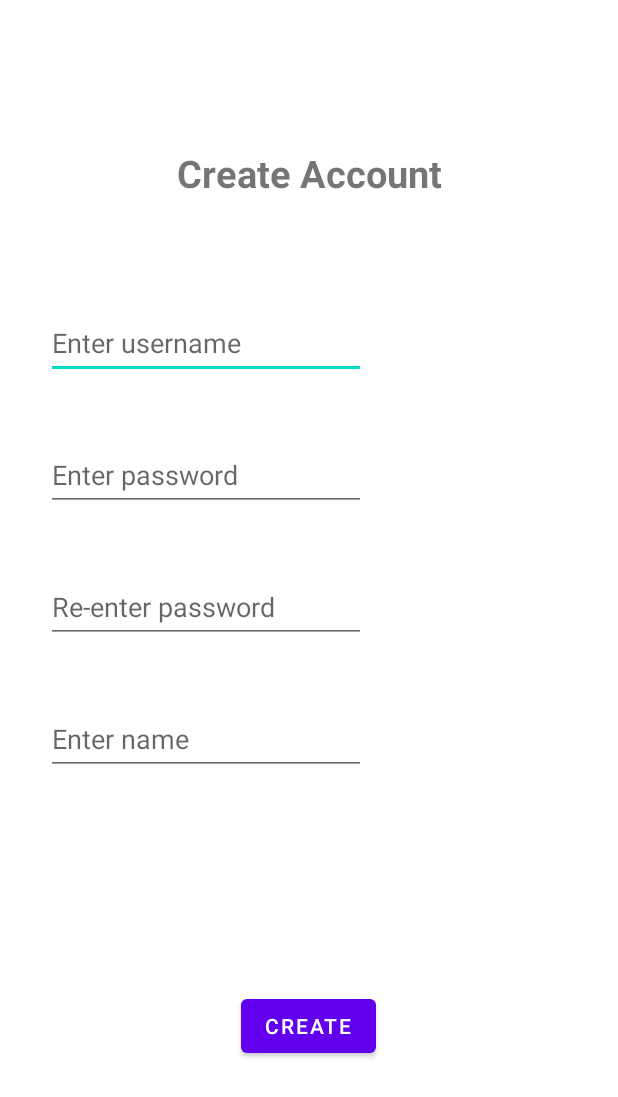
After one commit to jbarrosoarr/CST438_Project01_Group6, an Android app: the layout create_account.xml on its own in the app's theme, with its tools: preview values and no code run, on a phone screen of 412 x 824 dp. The commit adds this screen. Shown: the top 1097 px of the screen. Run offline under Robolectric (Android 15) with nearby library versions, the phone set to English and light mode, and no system bars.

Commit message:
Created a "create account" layout and added some string values.

```diff
--- /dev/null
+++ b/app/src/main/res/layout/create_account.xml
@@ -0,0 +1,88 @@
+<?xml version="1.0" encoding="utf-8"?>
+<androidx.constraintlayout.widget.ConstraintLayout xmlns:android="http://schemas.android.com/apk/res/android"
+    xmlns:app="http://schemas.android.com/apk/res-auto"
+    xmlns:tools="http://schemas.android.com/tools"
+    android:layout_width="match_parent"
+    android:layout_height="match_parent"
+    tools:context=".FirstFragment">
+
+    <TextView
+        android:id="@+id/textview_createAccount"
+        android:layout_width="wrap_content"
+        android:layout_height="wrap_content"
+        android:text="@string/create_account"
+        android:textSize="25sp"
+        android:textStyle="bold"
+        app:layout_constraintBottom_toTopOf="@id/button_create"
+        app:layout_constraintEnd_toEndOf="parent"
+        app:layout_constraintStart_toStartOf="parent"
+        app:layout_constraintTop_toTopOf="parent"
+        app:layout_constraintVertical_bias="0.157" />
+
+    <EditText
+        android:id="@+id/createUsername_edittext"
+        android:layout_width="wrap_content"
+        android:layout_height="wrap_content"
+        android:layout_marginTop="72dp"
+        android:ems="10"
+        android:hint="@string/enter_username"
+        android:inputType="textPassword"
+        android:minHeight="48dp"
+        app:layout_constraintEnd_toEndOf="parent"
+        app:layout_constraintHorizontal_bias="0.154"
+        app:layout_constraintStart_toStartOf="parent"
+        app:layout_constraintTop_toBottomOf="@+id/textview_createAccount" />
+
+    <EditText
+        android:id="@+id/createPassword_edittext"
+        android:layout_width="wrap_content"
+        android:layout_height="wrap_content"
+        android:layout_marginTop="40dp"
+        android:ems="10"
+        android:hint="@string/enter_password"
+        android:inputType="textPassword"
+        android:minHeight="48dp"
+        app:layout_constraintEnd_toEndOf="parent"
+        app:layout_constraintHorizontal_bias="0.154"
+        app:layout_constraintStart_toStartOf="parent"
+        app:layout_constraintTop_toBottomOf="@+id/createUsername_edittext" />
+
+    <EditText
+        android:id="@+id/retypePassword_edittext"
+        android:layout_width="wrap_content"
+        android:layout_height="wrap_content"
+        android:layout_marginTop="40dp"
+        android:ems="10"
+        android:hint="@string/retype_password"
+        android:inputType="textPassword"
+        android:minHeight="48dp"
+        app:layout_constraintEnd_toEndOf="parent"
+        app:layout_constraintHorizontal_bias="0.154"
+        app:layout_constraintStart_toStartOf="parent"
+        app:layout_constraintTop_toBottomOf="@+id/createPassword_edittext" />
+
+    <EditText
+        android:id="@+id/enterName_edittext"
+        android:layout_width="wrap_content"
+        android:layout_height="wrap_content"
+        android:layout_marginTop="40dp"
+        android:ems="10"
+        android:hint="@string/enter_name"
+        android:inputType="text"
+        android:minHeight="48dp"
+        app:layout_constraintEnd_toEndOf="parent"
+        app:layout_constraintHorizontal_bias="0.154"
+        app:layout_constraintStart_toStartOf="parent"
+        app:layout_constraintTop_toBottomOf="@+id/retypePassword_edittext" />
+
+    <Button
+        android:id="@+id/button_create"
+        android:layout_width="wrap_content"
+        android:layout_height="wrap_content"
+        android:layout_marginBottom="116dp"
+        android:text="@string/create"
+        app:layout_constraintBottom_toBottomOf="parent"
+        app:layout_constraintEnd_toEndOf="parent"
+        app:layout_constraintHorizontal_bias="0.498"
+        app:layout_constraintStart_toStartOf="parent" />
+</androidx.constraintlayout.widget.ConstraintLayout>
--- a/app/src/main/res/values/strings.xml
+++ b/app/src/main/res/values/strings.xml
@@ -12,6 +12,13 @@
     <string name="confirm">Confirm</string>
     <string name="change_password">Change Password</string>
     <string name="enter_password">Enter password</string>
+    <string name="retype_password">Re-enter password</string>
     <string name="old_password">Old password</string>
     <string name="new_password">New password</string>
+    <string name="create_account">Create Account</string>
+    <string name="enter_username">Enter username</string>
+    <string name="enter_name">Enter name</string>
+    <string name="create">Create</string>
+
+
 </resources>
```
